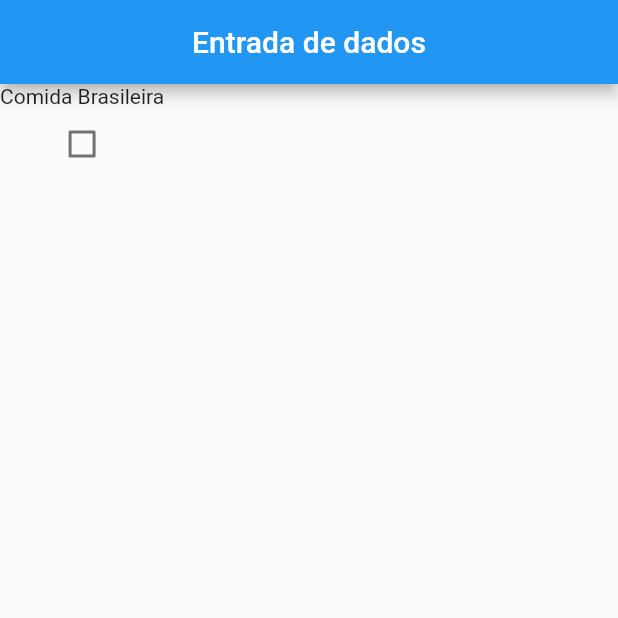
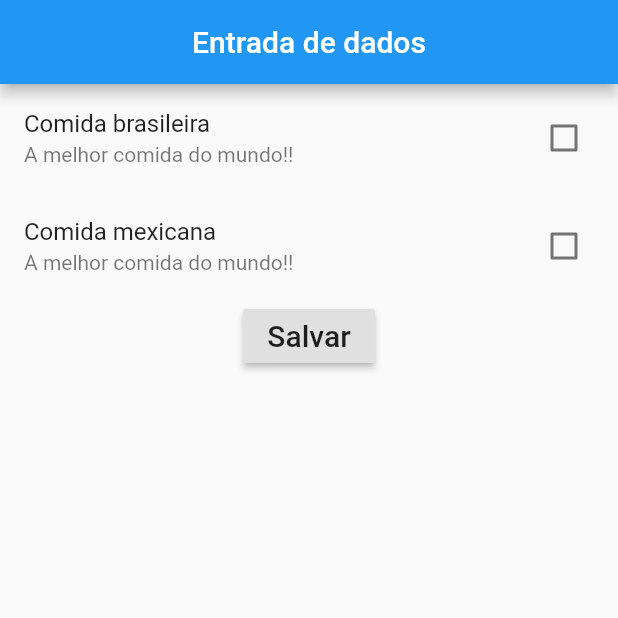
Before and after one commit to andrehenriquewq/my-first-steps-in-flutter, a Flutter app: the screen it shows after launch, on a phone screen of 412 x 824 dp, the top half of it. Run offline on Flutter 3.47's test engine with Material 2 defaults, Android fonts, the phone set to English and light mode, and no system bars.

Commit message:
checkbox parte 2

```diff
--- a/input_in_flutter/conceitos_iniciais/lib/entradaCheckbox.dart
+++ b/input_in_flutter/conceitos_iniciais/lib/entradaCheckbox.dart
@@ -1,4 +1,5 @@
 import 'package:flutter/material.dart';
+
 class EntradaCheckbox extends StatefulWidget {
   // const EntradaCheckbox({ Key? key }) : super(key: key);
 
@@ -7,8 +8,8 @@ import 'package:flutter/material.dart';
 }
 
 class _EntradaCheckboxState extends State<EntradaCheckbox> {
-
-   bool _estaSelecionado = false;
+  bool _comidaBrasileira = false;
+  bool _comidaMexicana = false;
 
   @override
   Widget build(BuildContext context) {
@@ -20,6 +21,9 @@ import 'package:flutter/material.dart';
       body: Container(
         child: Column(
           children: <Widget>[
+            /*
+          checkbox metodo 1
+
           Text("Comida Brasileira"),
           Checkbox(
             value: _estaSelecionado,
@@ -30,6 +34,45 @@ import 'package:flutter/material.dart';
                 _estaSelecionado = valor;
               });
             },
+          ), */
+            CheckboxListTile(
+                title: Text("Comida brasileira"),
+                subtitle: Text("A melhor comida do mundo!!"),
+                //activeColor: Colors.red,
+                //selected: true,
+                //secondary: Icon(Icons.add_box),
+
+                value: _comidaBrasileira,
+                onChanged: (bool valor) {
+                  setState(() {
+                    _comidaBrasileira = valor;
+                  });
+                }),
+            CheckboxListTile(
+                title: Text("Comida mexicana"),
+                subtitle: Text("A melhor comida do mundo!!"),
+                //activeColor: Colors.red,
+                //selected: true,
+                //secondary: Icon(Icons.add_box),
+
+                value: _comidaMexicana,
+                onChanged: (bool valor) {
+                  setState(() {
+                    _comidaMexicana = valor;
+                  });
+                }),
+            RaisedButton(
+              onPressed: (){
+                print("Comida Brasileira: " + _comidaBrasileira.toString() +
+                " Comida mexicana: " + _comidaMexicana.toString());
+
+              },
+              child: Text(
+                "Salvar",
+                style: TextStyle(
+                  fontSize: 20
+                ),
+              ),
             ),
           ],
         ),
```
Also changed, not shown: input_in_flutter/conceitos_iniciais/lib/main.dart (line endings or trailing spaces). Lines whose indentation alone changed are shown as unchanged.
